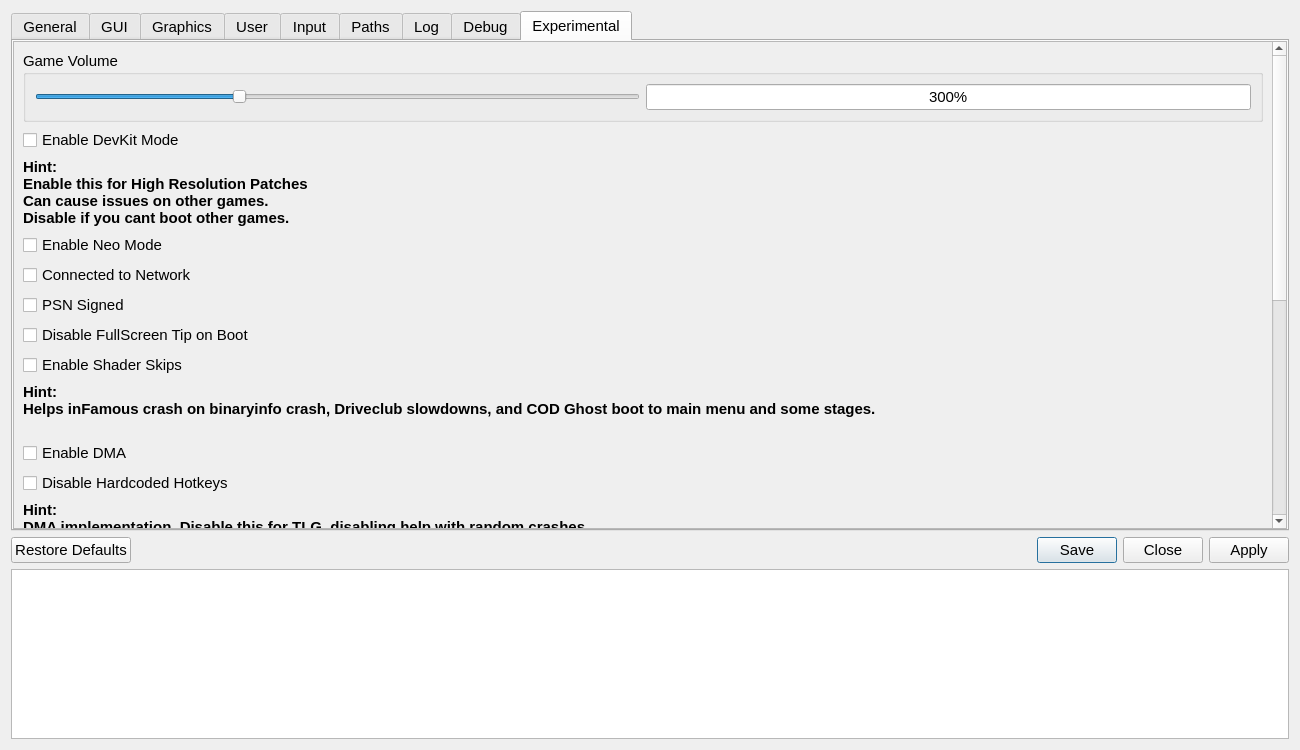
Old version of the form src/qt_gui/settings_dialog.ui in the repository diegolix29/shadPS4.
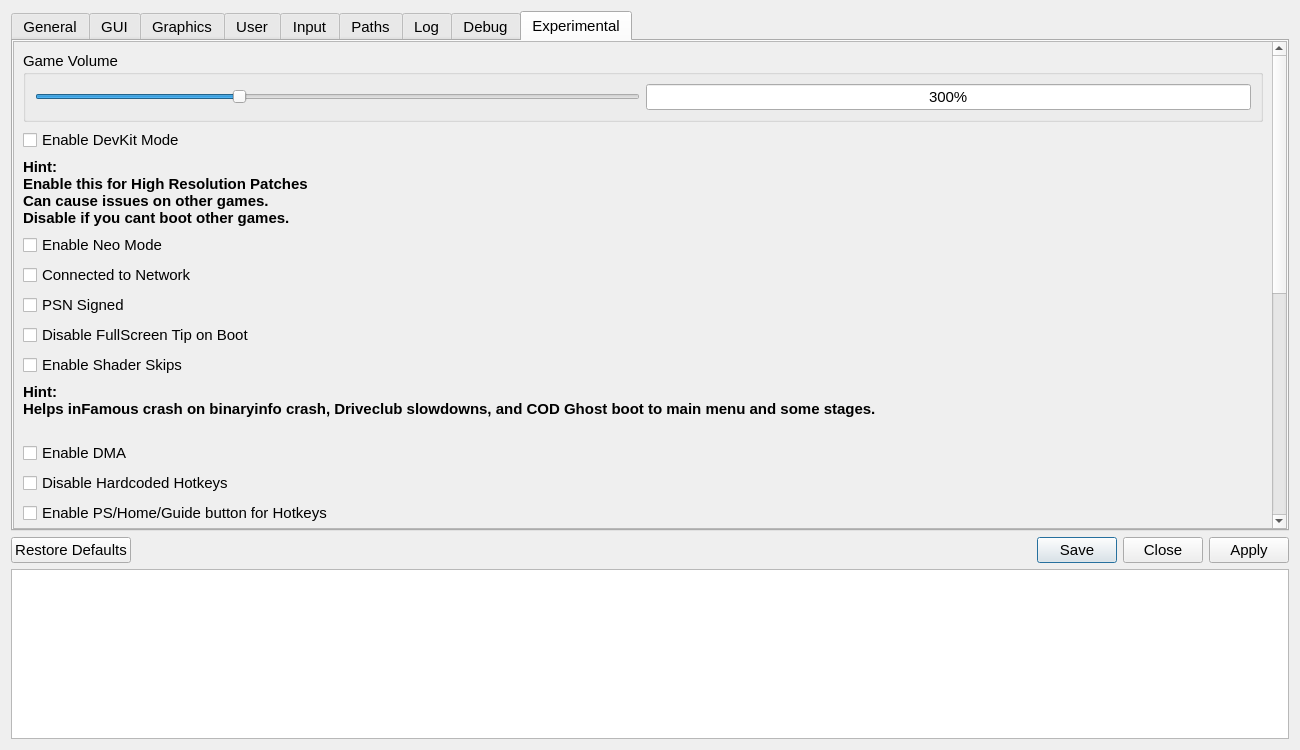
New version of the form. The open tabs and pages were chosen to show the change. Icons and pictures are not drawn.

Commit message: Fixing home button bugs

Patch:
```diff
--- a/src/qt_gui/settings_dialog.ui
+++ b/src/qt_gui/settings_dialog.ui
@@ -2641,6 +2641,14 @@
 				</property>
 			</widget>
 		</item>
+			
+		<item>
+			<widget class="QCheckBox" name="HomeHotkeysCheckBox">
+				<property name="text">
+					<string>Enable PS/Home/Guide button for Hotkeys</string>
+				</property>
+			</widget>
+		</item>
 
 		<item>
 			<widget class="QLabel" name="label_231">
```
The commit also changes 10 other files.
